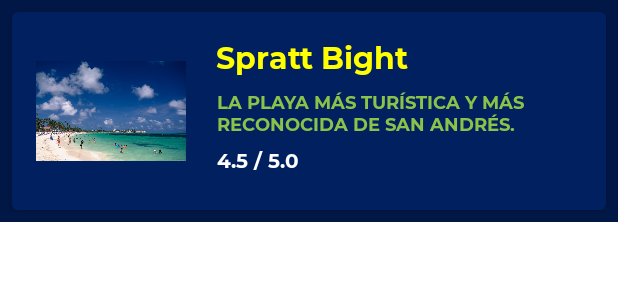
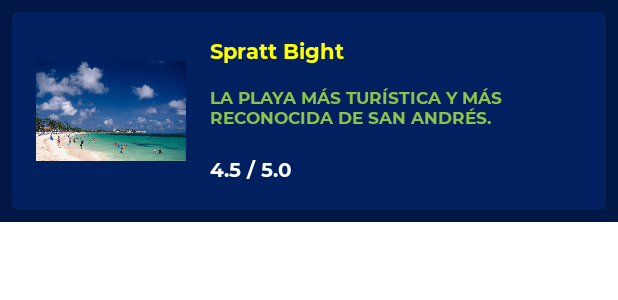
Before and after one commit to Michelle453/OneDroid-TuristicApp, an Android app: the layout card_view_sitio_item.xml on its own in the app's theme, with its tools: preview values and no code run, on a phone screen of 412 x 824 dp. Shown: the top 300 px of the screen. Run offline under Robolectric (Android 15) with nearby library versions, the phone set to English and light mode, and no system bars.

Commit message:
JCR adjusting sizes - RecyclerView in Lista POI

```diff
--- a/app/src/main/res/layout/card_view_sitio_item.xml
+++ b/app/src/main/res/layout/card_view_sitio_item.xml
@@ -1,9 +1,11 @@
 <?xml version="1.0" encoding="utf-8"?>
 <androidx.constraintlayout.widget.ConstraintLayout xmlns:android="http://schemas.android.com/apk/res/android"
     xmlns:app="http://schemas.android.com/apk/res-auto"
+    xmlns:tools="http://schemas.android.com/tools"
     android:layout_width="match_parent"
     android:layout_height="wrap_content"
-    android:background="#011847">
+    android:background="#011847"
+    android:textAlignment="textStart">
 
 
     <androidx.cardview.widget.CardView
@@ -42,26 +44,32 @@
             <TextView
                 android:id="@+id/name_text_view"
                 style="@style/Title"
-                android:layout_width="wrap_content"
+                android:layout_width="0dp"
                 android:layout_height="wrap_content"
+                android:layout_marginStart="16dp"
                 android:layout_marginTop="16dp"
+                android:layout_marginEnd="8dp"
                 android:text="@string/title_spratt_bight"
-                android:textSize="20sp"
+                android:textAlignment="textStart"
+                android:textSize="14sp"
                 app:layout_constraintEnd_toEndOf="parent"
-                app:layout_constraintHorizontal_bias="0.132"
+                app:layout_constraintHorizontal_bias="0.066"
                 app:layout_constraintStart_toEndOf="@+id/picture_image_view"
                 app:layout_constraintTop_toTopOf="parent" />
 
             <TextView
                 android:id="@+id/description_text_view"
                 style="@style/descrip_Sub_Title"
-                android:layout_width="251dp"
-                android:layout_height="30dp"
+                android:layout_width="0dp"
+                android:layout_height="wrap_content"
+                android:layout_marginStart="16dp"
                 android:layout_marginTop="8dp"
                 android:layout_marginEnd="8dp"
+                android:layout_marginBottom="8dp"
                 android:text="@string/general_description_spratt_bight"
                 android:textAlignment="textStart"
-                android:textSize="12sp"
+                android:textSize="11sp"
+                app:layout_constraintBottom_toTopOf="@+id/score_text_view"
                 app:layout_constraintEnd_toEndOf="parent"
                 app:layout_constraintHorizontal_bias="1.0"
                 app:layout_constraintStart_toEndOf="@+id/picture_image_view"
@@ -70,10 +78,14 @@
             <TextView
                 android:id="@+id/score_text_view"
                 style="@style/Subtitles_text"
-                android:layout_width="wrap_content"
-                android:layout_height="wrap_content"
-                android:layout_marginTop="8dp"
+                android:layout_width="0dp"
+                android:layout_height="23dp"
+                android:layout_marginStart="16dp"
+                android:layout_marginTop="4dp"
+                android:layout_marginEnd="8dp"
+                android:layout_marginBottom="8dp"
                 android:text="@string/score_spratt_bight"
+                app:layout_constraintBottom_toBottomOf="parent"
                 app:layout_constraintEnd_toEndOf="parent"
                 app:layout_constraintHorizontal_bias="0.092"
                 app:layout_constraintStart_toEndOf="@+id/picture_image_view"
```
